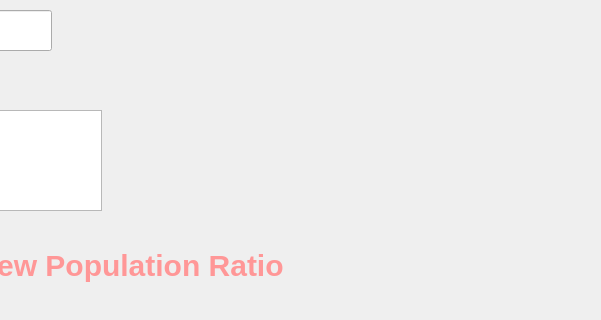
Above: GUI/ratio.ui from Tashi-Shiro/CSE412Project before the change; both pictures show x 499 to 1100 and y 0 to 320 of the 1100 by 777 pixel window. Below: the same form after it.
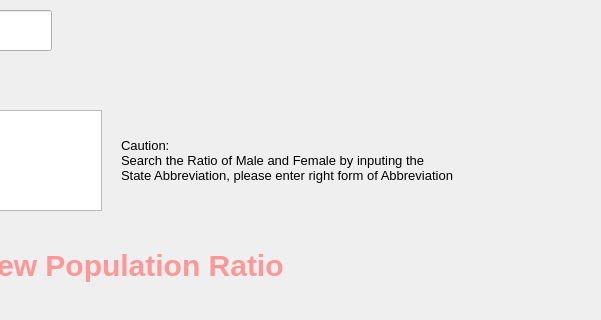
That is the form after the change.

Diff of the .ui file:
```diff
--- a/GUI/ratio.ui
+++ b/GUI/ratio.ui
@@ -131,6 +131,26 @@
     <string>search</string>
    </property>
   </widget>
+  <widget class="QLabel" name="label_2">
+   <property name="geometry">
+    <rect>
+     <x>620</x>
+     <y>120</y>
+     <width>441</width>
+     <height>81</height>
+    </rect>
+   </property>
+   <property name="font">
+    <font>
+     <pointsize>10</pointsize>
+    </font>
+   </property>
+   <property name="text">
+    <string>Caution: 
+Search the Ratio of Male and Female by inputing the 
+State Abbreviation, please enter right form of Abbreviation</string>
+   </property>
+  </widget>
  </widget>
  <resources/>
  <connections/>
```
